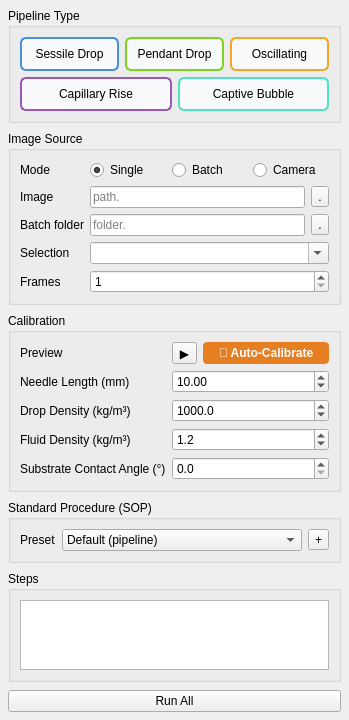
Above: src/menipy/gui/views/setup_panel.ui from carenaudo/Menipy before the change. Below: the same form after it.
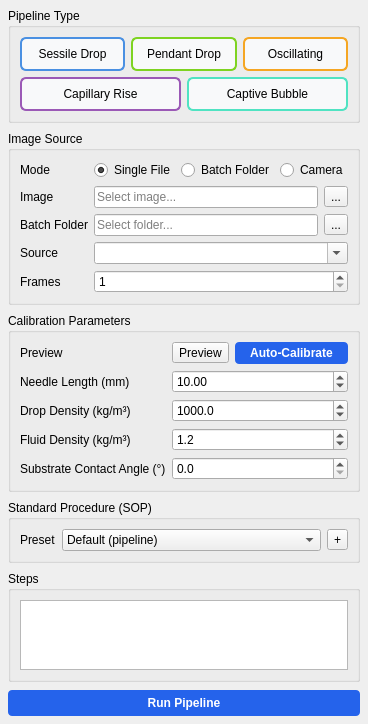
That is the form after the change. Icons and pictures are not drawn.

```diff
--- a/src/menipy/gui/views/setup_panel.ui
+++ b/src/menipy/gui/views/setup_panel.ui
@@ -158,12 +158,12 @@
      <property name="title">
       <string>Image Source</string>
      </property>
-     <layout class="QFormLayout" name="sourceForm"><item row="0" column="0"><widget class="QLabel" name="labelMode"><property name="text"><string>Mode</string></property></widget></item><item row="0" column="1"><layout class="QHBoxLayout" name="modeRow"><item><widget class="QRadioButton" name="singleModeRadio"><property name="text"><string>Single</string></property><property name="checked"><bool>true</bool></property></widget></item><item><widget class="QRadioButton" name="batchModeRadio"><property name="text"><string>Batch</string></property></widget></item><item><widget class="QRadioButton" name="cameraModeRadio"><property name="text"><string>Camera</string></property></widget></item></layout></item><item row="1" column="0"><widget class="QLabel" name="labelImage"><property name="text"><string>Image</string></property></widget></item><item row="1" column="1"><layout class="QHBoxLayout" name="srcRow"><item><widget class="QLineEdit" name="imagePathEdit"><property name="placeholderText"><string>path.</string></property></widget></item><item><widget class="QToolButton" name="browseBtn"><property name="toolTip"><string>Browse image</string></property><property name="text"><string>.</string></property></widget></item></layout></item><item row="2" column="0"><widget class="QLabel" name="labelBatch"><property name="text"><string>Batch folder</string></property></widget></item><item row="2" column="1"><layout class="QHBoxLayout" name="batchRow"><item><widget class="QLineEdit" name="batchPathEdit"><property name="placeholderText"><string>folder.</string></property></widget></item><item><widget class="QToolButton" name="batchBrowseBtn"><property name="toolTip"><string>Browse folder</string></property><property name="text"><string>.</string></property></widget></item></layout></item><item row="3" column="0"><widget class="QLabel" name="labelSourceId"><property name="text"><string>Selection</string></property></widget></item><item row="3" column="1"><widget class="QComboBox" name="sourceIdCombo"><property name="editable"><bool>true</bool></property></widget></item><item row="4" column="0"><widget class="QLabel" name="labelFrames"><property name="text"><string>Frames</string></property></widget></item><item row="4" column="1"><widget class="QSpinBox" name="framesSpin"><property name="minimum"><number>1</number></property><property name="maximum"><number>9999</number></property><property name="value"><number>1</number></property></widget></item></layout></widget>
+     <layout class="QFormLayout" name="sourceForm"><item row="0" column="0"><widget class="QLabel" name="labelMode"><property name="text"><string>Mode</string></property></widget></item><item row="0" column="1"><layout class="QHBoxLayout" name="modeRow"><item><widget class="QRadioButton" name="singleModeRadio"><property name="text"><string>Single File</string></property><property name="checked"><bool>true</bool></property></widget></item><item><widget class="QRadioButton" name="batchModeRadio"><property name="text"><string>Batch Folder</string></property></widget></item><item><widget class="QRadioButton" name="cameraModeRadio"><property name="text"><string>Camera</string></property></widget></item></layout></item><item row="1" column="0"><widget class="QLabel" name="labelImage"><property name="text"><string>Image</string></property></widget></item><item row="1" column="1"><layout class="QHBoxLayout" name="srcRow"><item><widget class="QLineEdit" name="imagePathEdit"><property name="placeholderText"><string>Select image...</string></property></widget></item><item><widget class="QToolButton" name="browseBtn"><property name="toolTip"><string>Browse image</string></property><property name="text"><string>...</string></property></widget></item></layout></item><item row="2" column="0"><widget class="QLabel" name="labelBatch"><property name="text"><string>Batch Folder</string></property></widget></item><item row="2" column="1"><layout class="QHBoxLayout" name="batchRow"><item><widget class="QLineEdit" name="batchPathEdit"><property name="placeholderText"><string>Select folder...</string></property></widget></item><item><widget class="QToolButton" name="batchBrowseBtn"><property name="toolTip"><string>Browse folder</string></property><property name="text"><string>...</string></property></widget></item></layout></item><item row="3" column="0"><widget class="QLabel" name="labelSourceId"><property name="text"><string>Source</string></property></widget></item><item row="3" column="1"><widget class="QComboBox" name="sourceIdCombo"><property name="editable"><bool>true</bool></property></widget></item><item row="4" column="0"><widget class="QLabel" name="labelFrames"><property name="text"><string>Frames</string></property></widget></item><item row="4" column="1"><widget class="QSpinBox" name="framesSpin"><property name="minimum"><number>1</number></property><property name="maximum"><number>9999</number></property><property name="value"><number>1</number></property></widget></item></layout></widget>
    </item>
    <item>
     <widget class="QGroupBox" name="calibrationGroup">
      <property name="title">
-      <string>Calibration</string>
+     <string>Calibration Parameters</string>
      </property>
      <layout class="QFormLayout" name="calibrationForm">
       <item row="0" column="0">
@@ -181,7 +181,7 @@
            <string>Preview selected image</string>
           </property>
           <property name="text">
-           <string>▶</string>
+         <string>Preview</string>
           </property>
          </widget>
         </item>
@@ -191,11 +191,11 @@
            <string>Automatically detect ROI, needle, and substrate regions</string>
           </property>
           <property name="text">
-           <string>🎯 Auto-Calibrate</string>
+         <string>Auto-Calibrate</string>
           </property>
           <property name="styleSheet">
-           <string notr="true">QPushButton { background-color: #E67E22; color: white; border-radius: 4px; padding: 4px 8px; font-weight: bold; }
-QPushButton:hover { background-color: #D35400; }
+         <string notr="true">QPushButton { background-color: #2563EB; color: white; border-radius: 4px; padding: 4px 8px; font-weight: bold; }
+QPushButton:hover { background-color: #1D4ED8; }
 QPushButton:disabled { background-color: #bdc3c7; }</string>
           </property>
          </widget>
@@ -347,6 +347,18 @@
         <property name="selectionMode">
          <enum>QAbstractItemView::SelectionMode::NoSelection</enum>
         </property>
+       <property name="flow">
+        <enum>QListView::Flow::LeftToRight</enum>
+       </property>
+       <property name="wrapping">
+        <bool>true</bool>
+       </property>
+       <property name="resizeMode">
+        <enum>QListView::ResizeMode::Adjust</enum>
+       </property>
+       <property name="movement">
+        <enum>QListView::Movement::Static</enum>
+       </property>
         <property name="spacing">
          <number>4</number>
         </property>
@@ -361,7 +373,12 @@
    <item>
     <widget class="QPushButton" name="runAllBtn">
      <property name="text">
-      <string>Run All</string>
+     <string>Run Pipeline</string>
+    </property>
+    <property name="styleSheet">
+     <string notr="true">QPushButton { background-color: #2563EB; color: white; border-radius: 4px; padding: 6px 10px; font-weight: bold; }
+QPushButton:hover { background-color: #1D4ED8; }
+QPushButton:disabled { background-color: #94A3B8; }</string>
      </property>
     </widget>
    </item>
```
Lines whose indentation alone changed are shown as unchanged.
